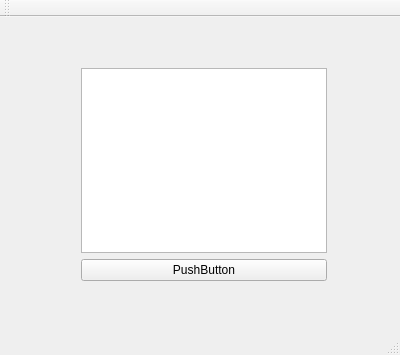
Before: the Qt Designer form src/configwin.ui in filipecosta90/im2model_app, drawn with Qt 5.
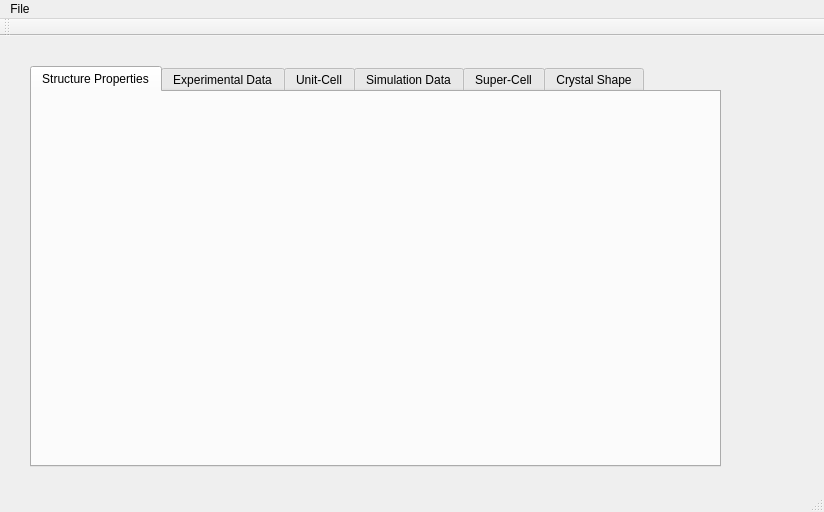
After: the same form once the commit is applied.

Commit message: working on im2model_gui main window

What changed in the file:
```diff
--- a/src/configwin.ui
+++ b/src/configwin.ui
@@ -6,35 +6,65 @@
    <rect>
     <x>0</x>
     <y>0</y>
-    <width>400</width>
-    <height>355</height>
+    <width>824</width>
+    <height>512</height>
    </rect>
   </property>
   <property name="windowTitle">
    <string>MainWindow</string>
   </property>
   <widget class="QWidget" name="centralWidget">
-   <widget class="QWidget" name="">
+   <widget class="QTabWidget" name="tabWidget">
     <property name="geometry">
      <rect>
-      <x>70</x>
-      <y>40</y>
-      <width>268</width>
-      <height>235</height>
+      <x>30</x>
+      <y>30</y>
+      <width>691</width>
+      <height>401</height>
      </rect>
     </property>
-    <layout class="QVBoxLayout" name="verticalLayout">
-     <item>
-      <widget class="QTextEdit" name="textEdit"/>
-     </item>
-     <item>
-      <widget class="QPushButton" name="quitButton">
-       <property name="text">
-        <string>PushButton</string>
-       </property>
-      </widget>
-     </item>
-    </layout>
+    <property name="currentIndex">
+     <number>0</number>
+    </property>
+    <widget class="QWidget" name="structure_tab">
+     <property name="enabled">
+      <bool>true</bool>
+     </property>
+     <property name="accessibleName">
+      <string/>
+     </property>
+     <attribute name="title">
+      <string>Structure Properties</string>
+     </attribute>
+    </widget>
+    <widget class="QWidget" name="experimental_data_tab">
+     <attribute name="title">
+      <string>Experimental Data</string>
+     </attribute>
+    </widget>
+    <widget class="QWidget" name="unit_cell_tab">
+     <property name="autoFillBackground">
+      <bool>false</bool>
+     </property>
+     <attribute name="title">
+      <string>Unit-Cell</string>
+     </attribute>
+    </widget>
+    <widget class="QWidget" name="simulation_data_tab">
+     <attribute name="title">
+      <string>Simulation Data</string>
+     </attribute>
+    </widget>
+    <widget class="QWidget" name="super_cell_tab">
+     <attribute name="title">
+      <string>Super-Cell</string>
+     </attribute>
+    </widget>
+    <widget class="QWidget" name="crystal_shape_tab">
+     <attribute name="title">
+      <string>Crystal Shape</string>
+     </attribute>
+    </widget>
    </widget>
   </widget>
   <widget class="QMenuBar" name="menuBar">
@@ -42,10 +72,17 @@
     <rect>
      <x>0</x>
      <y>0</y>
-     <width>400</width>
+     <width>824</width>
      <height>22</height>
     </rect>
    </property>
+   <widget class="QMenu" name="menuFile">
+    <property name="title">
+     <string>File</string>
+    </property>
+    <addaction name="actionNew_Structure"/>
+   </widget>
+   <addaction name="menuFile"/>
   </widget>
   <widget class="QToolBar" name="mainToolBar">
    <attribute name="toolBarArea">
```
Left out of the diff: 5 changed lines with no effect on the pictures.
